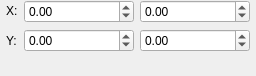
Old version of the form plugins/tools/defaulttool/defaulttool/DefaultToolWidget.ui in the repository KDE/krita.
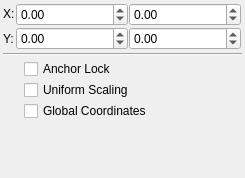
New version of the form. Custom widgets are drawn as their Qt base class.

Patch:
```diff
--- a/plugins/tools/defaulttool/defaulttool/DefaultToolWidget.ui
+++ b/plugins/tools/defaulttool/defaulttool/DefaultToolWidget.ui
@@ -6,27 +6,35 @@
    <rect>
     <x>0</x>
     <y>0</y>
-    <width>256</width>
-    <height>76</height>
+    <width>245</width>
+    <height>178</height>
    </rect>
   </property>
   <property name="focusPolicy">
    <enum>Qt::NoFocus</enum>
   </property>
-  <layout class="QGridLayout" name="gridLayout">
+  <layout class="QVBoxLayout" name="verticalLayout_2">
+   <property name="spacing">
+    <number>3</number>
+   </property>
    <property name="leftMargin">
-    <number>0</number>
+    <number>3</number>
    </property>
    <property name="topMargin">
-    <number>0</number>
+    <number>3</number>
    </property>
    <property name="rightMargin">
-    <number>0</number>
+    <number>3</number>
    </property>
    <property name="bottomMargin">
-    <number>0</number>
+    <number>3</number>
    </property>
-   <item row="0" column="1">
+   <item>
+    <layout class="QGridLayout" name="gridLayout">
+     <property name="spacing">
+      <number>1</number>
+     </property>
+     <item row="0" column="0">
     <widget class="QLabel" name="label">
      <property name="sizePolicy">
       <sizepolicy hsizetype="Fixed" vsizetype="Fixed">
@@ -39,7 +47,7 @@
      </property>
     </widget>
    </item>
-   <item row="0" column="2">
+     <item row="0" column="1">
     <widget class="KisDoubleParseUnitSpinBox" name="positionXSpinBox">
      <property name="sizePolicy">
       <sizepolicy hsizetype="Preferred" vsizetype="Fixed">
@@ -55,7 +63,7 @@
      </property>
     </widget>
    </item>
-   <item row="0" column="3">
+     <item row="0" column="2">
     <widget class="KisDoubleParseUnitSpinBox" name="widthSpinBox">
      <property name="sizePolicy">
       <sizepolicy hsizetype="Preferred" vsizetype="Fixed">
@@ -71,7 +79,7 @@
      </property>
     </widget>
    </item>
-   <item row="0" column="4" rowspan="2">
+     <item row="0" column="3" rowspan="2">
     <widget class="KoAspectButton" name="aspectButton" native="true">
      <property name="sizePolicy">
       <sizepolicy hsizetype="Fixed" vsizetype="Fixed">
@@ -84,24 +92,14 @@
      </property>
     </widget>
    </item>
-   <item row="0" column="0" rowspan="2">
-    <widget class="KoPositionSelector" name="positionSelector" native="true">
-     <property name="sizePolicy">
-      <sizepolicy hsizetype="Fixed" vsizetype="Fixed">
-       <horstretch>0</horstretch>
-       <verstretch>0</verstretch>
-      </sizepolicy>
-     </property>
-    </widget>
-   </item>
-   <item row="1" column="1">
+     <item row="1" column="0">
     <widget class="QLabel" name="label_2">
      <property name="text">
       <string>Y:</string>
      </property>
     </widget>
    </item>
-   <item row="1" column="2">
+     <item row="1" column="1">
     <widget class="KisDoubleParseUnitSpinBox" name="positionYSpinBox">
      <property name="sizePolicy">
       <sizepolicy hsizetype="Preferred" vsizetype="Fixed">
@@ -117,7 +115,7 @@
      </property>
     </widget>
    </item>
-   <item row="1" column="3">
+     <item row="1" column="2">
     <widget class="KisDoubleParseUnitSpinBox" name="heightSpinBox">
      <property name="sizePolicy">
       <sizepolicy hsizetype="Preferred" vsizetype="Fixed">
@@ -133,7 +131,77 @@
      </property>
     </widget>
    </item>
-   <item row="2" column="2">
+    </layout>
+   </item>
+   <item>
+    <widget class="Line" name="line">
+     <property name="orientation">
+      <enum>Qt::Horizontal</enum>
+     </property>
+    </widget>
+   </item>
+   <item>
+    <layout class="QHBoxLayout" name="horizontalLayout" stretch="0,0,1">
+     <property name="spacing">
+      <number>1</number>
+     </property>
+     <item>
+      <widget class="KoAnchorSelectionWidget" name="positionSelector" native="true">
+       <property name="sizePolicy">
+        <sizepolicy hsizetype="Preferred" vsizetype="Preferred">
+         <horstretch>0</horstretch>
+         <verstretch>0</verstretch>
+        </sizepolicy>
+       </property>
+      </widget>
+     </item>
+     <item>
+      <spacer name="horizontalSpacer">
+       <property name="orientation">
+        <enum>Qt::Horizontal</enum>
+       </property>
+       <property name="sizeType">
+        <enum>QSizePolicy::MinimumExpanding</enum>
+       </property>
+       <property name="sizeHint" stdset="0">
+        <size>
+         <width>20</width>
+         <height>20</height>
+        </size>
+       </property>
+      </spacer>
+     </item>
+     <item>
+      <layout class="QVBoxLayout" name="verticalLayout">
+       <property name="spacing">
+        <number>1</number>
+       </property>
+       <item>
+        <widget class="QCheckBox" name="chkAnchorLock">
+         <property name="text">
+          <string>Anchor Lock</string>
+         </property>
+        </widget>
+       </item>
+       <item>
+        <widget class="QCheckBox" name="chkUniformScaling">
+         <property name="text">
+          <string>Uniform Scaling</string>
+         </property>
+        </widget>
+       </item>
+       <item>
+        <widget class="QCheckBox" name="chkGlobalCoordinates">
+         <property name="text">
+          <string>Global Coordinates</string>
+         </property>
+        </widget>
+       </item>
+      </layout>
+     </item>
+    </layout>
+   </item>
+   <item>
     <widget class="QWidget" name="SpecialSpacer" native="true">
      <property name="sizePolicy">
       <sizepolicy hsizetype="Preferred" vsizetype="Expanding">
@@ -158,9 +226,9 @@
    <header>kis_double_parse_unit_spin_box.h</header>
   </customwidget>
   <customwidget>
-   <class>KoPositionSelector</class>
+   <class>KoAnchorSelectionWidget</class>
    <extends>QWidget</extends>
-   <header>KoPositionSelector.h</header>
+   <header>KoAnchorSelectionWidget.h</header>
    <container>1</container>
   </customwidget>
  </customwidgets>
```
Lines whose indentation alone changed are shown as unchanged.
